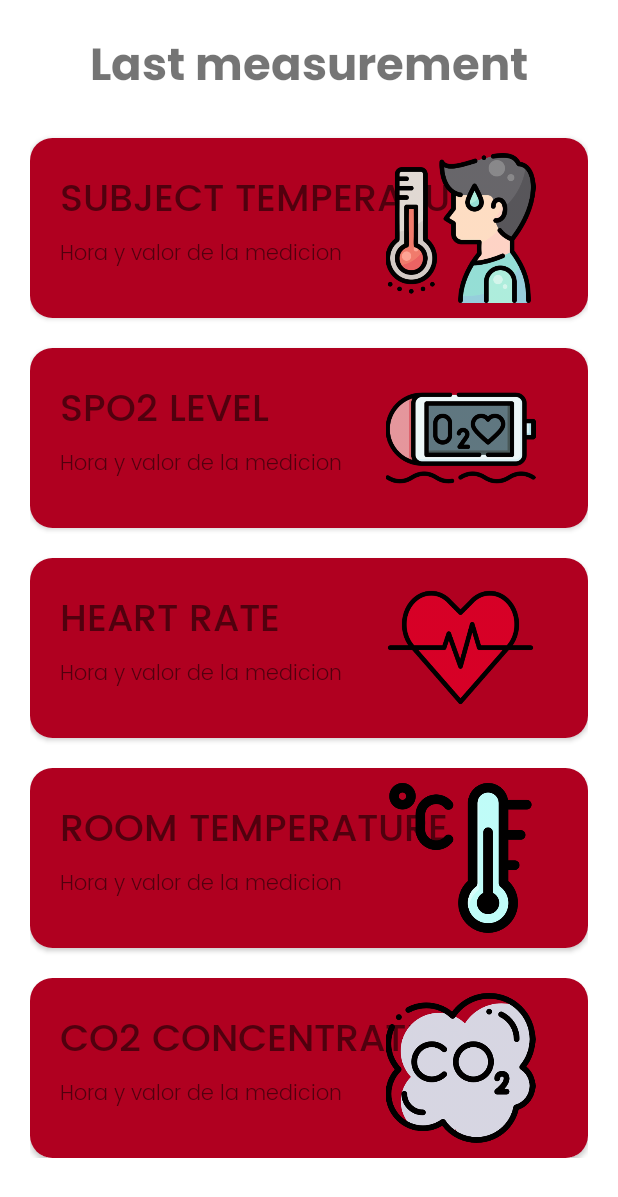
After one commit to hernanrodrguez/mqtt-gibio, an Android app: the layout fragment_person.xml on its own in the app's theme, with its tools: preview values and no code run, on a phone screen of 412 x 824 dp. The commit adds this screen. Shown: the top 1197 px of the screen. Run offline under Robolectric (Android 15) with nearby library versions, the phone set to English and light mode, and no system bars.

Commit message:
Comenzando con la interfaz de la ultima medicion de la persona

```diff
--- /dev/null
+++ b/app/src/main/res/layout/fragment_person.xml
@@ -0,0 +1,236 @@
+<?xml version="1.0" encoding="utf-8"?>
+<ScrollView xmlns:android="http://schemas.android.com/apk/res/android"
+    xmlns:app="http://schemas.android.com/apk/res-auto"
+    android:orientation="vertical"
+    android:layout_width="match_parent"
+    android:layout_height="match_parent"
+    android:padding="20dp">
+
+    <LinearLayout
+        android:layout_width="match_parent"
+        android:layout_height="wrap_content"
+        android:orientation="vertical">
+
+        <LinearLayout
+            android:layout_width="match_parent"
+            android:layout_height="wrap_content"
+            android:orientation="vertical">
+            <TextView
+                android:layout_width="match_parent"
+                android:layout_height="wrap_content"
+                android:text="@string/lbl_last_meas"
+                android:textSize="30sp"
+                android:fontFamily="@font/poppins_bold"
+                android:textAlignment="center"/>
+        </LinearLayout>
+
+        <LinearLayout
+            android:layout_width="match_parent"
+            android:layout_height="wrap_content"
+            android:orientation="vertical">
+
+            <androidx.cardview.widget.CardView
+                android:layout_width="match_parent"
+                android:layout_height="120dp"
+                app:cardCornerRadius="15dp"
+                android:layout_marginTop="20dp">
+
+                <RelativeLayout
+                    android:layout_width="match_parent"
+                    android:layout_height="match_parent"
+                    android:background="@color/design_default_color_error"
+                    android:padding="10dp">
+
+                    <TextView
+                        android:id="@+id/tv_title_subj_temp"
+                        android:layout_width="wrap_content"
+                        android:layout_height="wrap_content"
+                        android:text="@string/lbl_graph_obj"
+                        android:textSize="25sp"
+                        android:fontFamily="@font/poppins_medium"
+                        android:layout_marginTop="10dp"
+                        android:layout_marginStart="10dp"/>
+                    <TextView
+                        android:layout_below="@id/tv_title_subj_temp"
+                        android:layout_width="wrap_content"
+                        android:layout_height="wrap_content"
+                        android:text="Hora y valor de la medicion"
+                        android:layout_marginStart="10dp"
+                        android:layout_marginTop="3dp"
+                        android:fontFamily="@font/poppins_light"/>
+                    <ImageView
+                        android:layout_width="150dp"
+                        android:layout_height="100dp"
+                        android:maxHeight="100dp"
+                        android:src="@drawable/fever"
+                        android:layout_alignParentEnd="true"/>
+
+                </RelativeLayout>
+
+            </androidx.cardview.widget.CardView>
+
+            <androidx.cardview.widget.CardView
+                android:layout_width="match_parent"
+                android:layout_height="120dp"
+                app:cardCornerRadius="15dp"
+                android:layout_marginTop="20dp">
+
+                <RelativeLayout
+                    android:layout_width="match_parent"
+                    android:layout_height="match_parent"
+                    android:background="@color/design_default_color_error"
+                    android:padding="10dp">
+
+                    <TextView
+                        android:id="@+id/tv_title_spo2"
+                        android:layout_width="wrap_content"
+                        android:layout_height="wrap_content"
+                        android:text="@string/lbl_graph_spo2"
+                        android:textSize="25sp"
+                        android:fontFamily="@font/poppins_medium"
+                        android:layout_marginTop="10dp"
+                        android:layout_marginStart="10dp"/>
+                    <TextView
+                        android:layout_below="@id/tv_title_spo2"
+                        android:layout_width="wrap_content"
+                        android:layout_height="wrap_content"
+                        android:text="Hora y valor de la medicion"
+                        android:layout_marginStart="10dp"
+                        android:layout_marginTop="3dp"
+                        android:fontFamily="@font/poppins_light"/>
+                    <ImageView
+                        android:layout_width="150dp"
+                        android:layout_height="100dp"
+                        android:maxHeight="100dp"
+                        android:src="@drawable/oximeter"
+                        android:layout_alignParentEnd="true"/>
+
+                </RelativeLayout>
+
+            </androidx.cardview.widget.CardView>
+
+            <androidx.cardview.widget.CardView
+                android:layout_width="match_parent"
+                android:layout_height="120dp"
+                app:cardCornerRadius="15dp"
+                android:layout_marginTop="20dp">
+
+                <RelativeLayout
+                    android:layout_width="match_parent"
+                    android:layout_height="match_parent"
+                    android:background="@color/design_default_color_error"
+                    android:padding="10dp">
+
+                    <TextView
+                        android:id="@+id/tv_title_heart_rate"
+                        android:layout_width="wrap_content"
+                        android:layout_height="wrap_content"
+                        android:text="@string/lbl_graph_hr"
+                        android:textSize="25sp"
+                        android:fontFamily="@font/poppins_medium"
+                        android:layout_marginTop="10dp"
+                        android:layout_marginStart="10dp"/>
+                    <TextView
+                        android:layout_below="@id/tv_title_heart_rate"
+                        android:layout_width="wrap_content"
+                        android:layout_height="wrap_content"
+                        android:text="Hora y valor de la medicion"
+                        android:layout_marginStart="10dp"
+                        android:layout_marginTop="3dp"
+                        android:fontFamily="@font/poppins_light"/>
+                    <ImageView
+                        android:layout_width="150dp"
+                        android:layout_height="100dp"
+                        android:maxHeight="100dp"
+                        android:src="@drawable/heart_rate"
+                        android:layout_alignParentEnd="true"/>
+
+                </RelativeLayout>
+
+            </androidx.cardview.widget.CardView>
+
+            <androidx.cardview.widget.CardView
+                android:layout_width="match_parent"
+                android:layout_height="120dp"
+                app:cardCornerRadius="15dp"
+                android:layout_marginTop="20dp">
+
+                <RelativeLayout
+                    android:layout_width="match_parent"
+                    android:layout_height="match_parent"
+                    android:background="@color/design_default_color_error"
+                    android:padding="10dp">
+
+                    <TextView
+                        android:id="@+id/tv_title_amb_temp"
+                        android:layout_width="wrap_content"
+                        android:layout_height="wrap_content"
+                        android:text="@string/lbl_graph_amb"
+                        android:textSize="25sp"
+                        android:fontFamily="@font/poppins_medium"
+                        android:layout_marginTop="10dp"
+                        android:layout_marginStart="10dp"/>
+                    <TextView
+                        android:layout_below="@id/tv_title_amb_temp"
+                        android:layout_width="wrap_content"
+                        android:layout_height="wrap_content"
+                        android:text="Hora y valor de la medicion"
+                        android:layout_marginStart="10dp"
+                        android:layout_marginTop="3dp"
+                        android:fontFamily="@font/poppins_light"/>
+                    <ImageView
+                        android:layout_width="150dp"
+                        android:layout_height="100dp"
+                        android:maxHeight="100dp"
+                        android:src="@drawable/thermometer"
+                        android:layout_alignParentEnd="true"/>
+
+                </RelativeLayout>
+
+            </androidx.cardview.widget.CardView>
+
+            <androidx.cardview.widget.CardView
+                android:layout_width="match_parent"
+                android:layout_height="120dp"
+                app:cardCornerRadius="15dp"
+                android:layout_marginTop="20dp">
+
+                <RelativeLayout
+                    android:layout_width="match_parent"
+                    android:layout_height="match_parent"
+                    android:background="@color/design_default_color_error"
+                    android:padding="10dp">
+
+                    <TextView
+                        android:id="@+id/tv_title_co2"
+                        android:layout_width="wrap_content"
+                        android:layout_height="wrap_content"
+                        android:text="@string/lbl_graph_co2"
+                        android:textSize="25sp"
+                        android:fontFamily="@font/poppins_medium"
+                        android:layout_marginTop="10dp"
+                        android:layout_marginStart="10dp"/>
+                    <TextView
+                        android:layout_below="@id/tv_title_co2"
+                        android:layout_width="wrap_content"
+                        android:layout_height="wrap_content"
+                        android:text="Hora y valor de la medicion"
+                        android:layout_marginStart="10dp"
+                        android:layout_marginTop="3dp"
+                        android:fontFamily="@font/poppins_light"/>
+                    <ImageView
+                        android:layout_width="150dp"
+                        android:layout_height="100dp"
+                        android:maxHeight="100dp"
+                        android:src="@drawable/co2"
+                        android:layout_alignParentEnd="true"/>
+
+                </RelativeLayout>
+
+            </androidx.cardview.widget.CardView>
+
+        </LinearLayout>
+
+    </LinearLayout>
+
+</ScrollView>
--- a/app/src/main/res/values/strings.xml
+++ b/app/src/main/res/values/strings.xml
@@ -54,6 +54,7 @@
     <string name="lbl_cancel">Cancel</string>
     <string name="lbl_graph_amb">ROOM TEMPERATURE</string>
     <string name="lbl_graph_obj">SUBJECT TEMPERATURE</string>
+    <string name="lbl_graph_hr">HEART RATE</string>
     <string name="lbl_subject">SUBJECT</string>
     <string name="lbl_graph_co2">CO2 CONCENTRATION</string>
     <string name="lbl_graph_spo2">SPO2 LEVEL</string>
@@ -67,6 +68,7 @@
     <string name="lbl_select_room">Select a Room:</string>
     <string name="lbl_select_person">Select a Person:</string>
     <string name="lbl_no_meas">There are no measurements yet…</string>
+    <string name="lbl_last_meas">Last measurement</string>
     <string name="err_field">This field cannot be empty</string>
     <string name="err_broker">There is no broker</string>
     <string name="err_connect">Can\'t connect to the broker</string>
```
Also changed, not shown: app/src/main/res/drawable-hdpi/fever.png (added), app/src/main/res/drawable-hdpi/heart_rate.png (added), app/src/main/res/drawable-hdpi/oximeter.png (added), app/src/main/res/drawable-ldpi/fever.png (added), app/src/main/res/drawable-ldpi/heart_rate.png (added), app/src/main/res/drawable-ldpi/oximeter.png (added), app/src/main/res/drawable-mdpi/fever.png (added), app/src/main/res/drawable-mdpi/heart_rate.png (added), app/src/main/res/drawable-mdpi/oximeter.png (added), app/src/main/res/drawable-xhdpi/fever.png (added), app/src/main/res/drawable-xhdpi/heart_rate.png (added), app/src/main/res/drawable-xhdpi/oximeter.png (added), app/src/main/res/drawable-xxhdpi/fever.png (added), app/src/main/res/drawable-xxhdpi/heart_rate.png (added), 4 more files, 1 other file.
